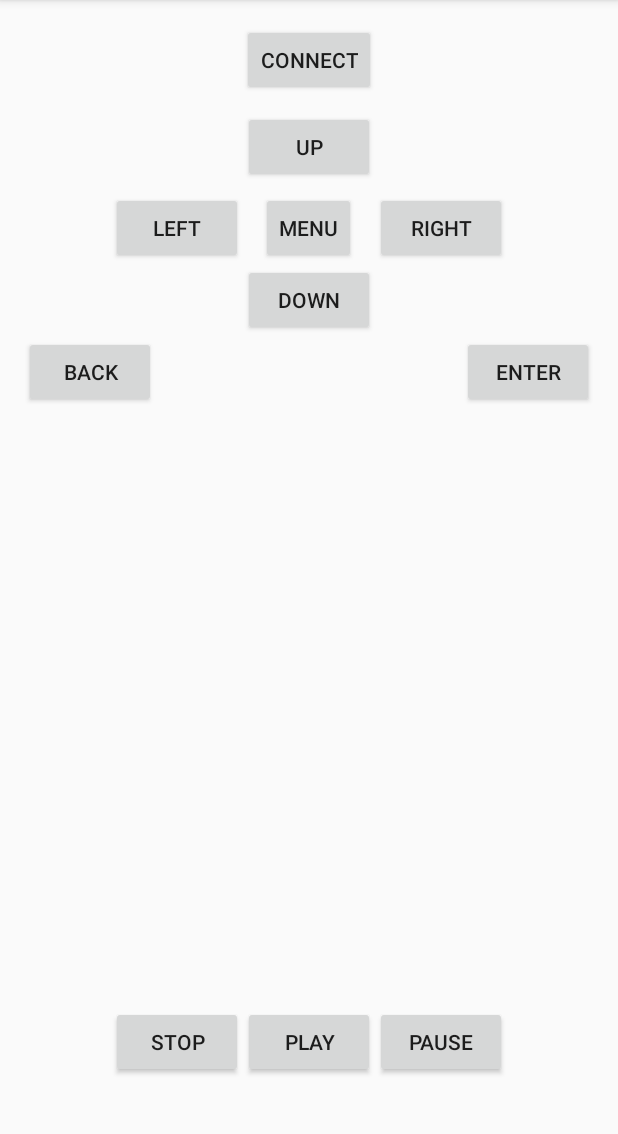
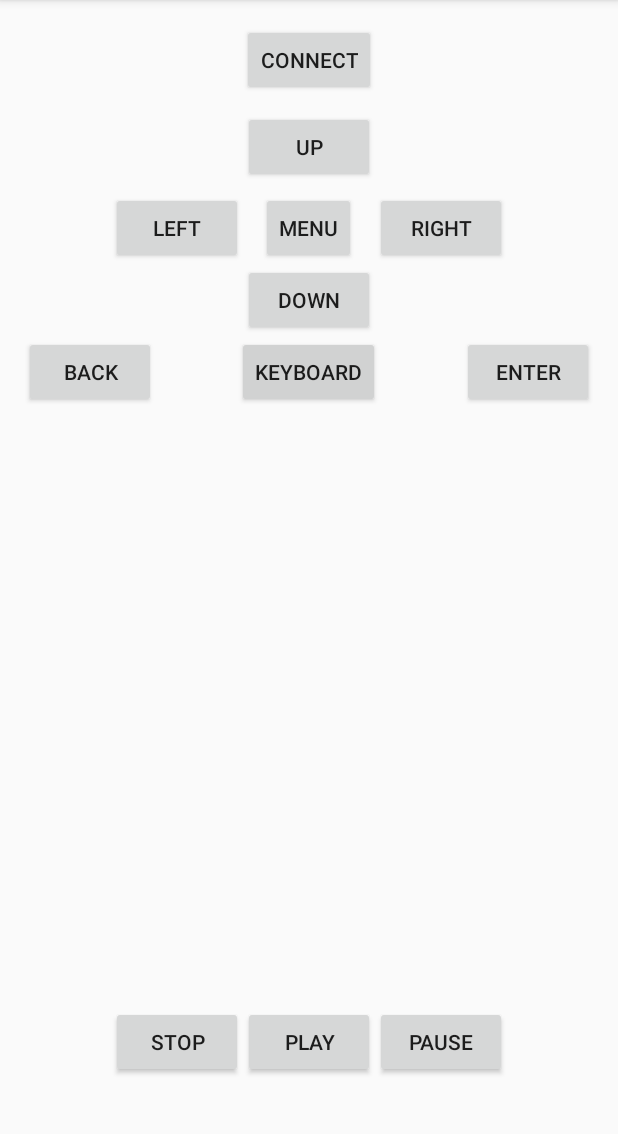
Before and after one commit to avbox/mediabox, an Android app: the screen it shows after launch (RemoteActivity), on a phone screen of 412 x 824 dp, the part 84-1218 px from its top. Run offline under Robolectric (Android 15) with nearby library versions, the phone set to English and light mode, and no system bars.

Commit message:
Added text input support to remote

```diff
--- a/android/remote/app/src/main/res/layout/activity_remote.xml
+++ b/android/remote/app/src/main/res/layout/activity_remote.xml
@@ -121,4 +121,15 @@
         android:layout_alignParentTop="true"
         android:layout_centerHorizontal="true"
         android:onClick="onConnect"/>
+
+    <Button
+        android:layout_width="wrap_content"
+        android:layout_height="wrap_content"
+        android:text="KEYBOARD"
+        android:id="@+id/btnKeyboard"
+        android:onClick="onKeyboard"
+        android:focusable="true"
+        android:focusableInTouchMode="true"
+        android:layout_below="@+id/btnDown"
+        android:layout_centerHorizontal="true"/>
 </RelativeLayout>
```
Also changed, not shown: android/remote/app/src/main/java/com/mediabox/mediaboxremote/RemoteActivity.java (+33 -3 lines), 1 other file.
